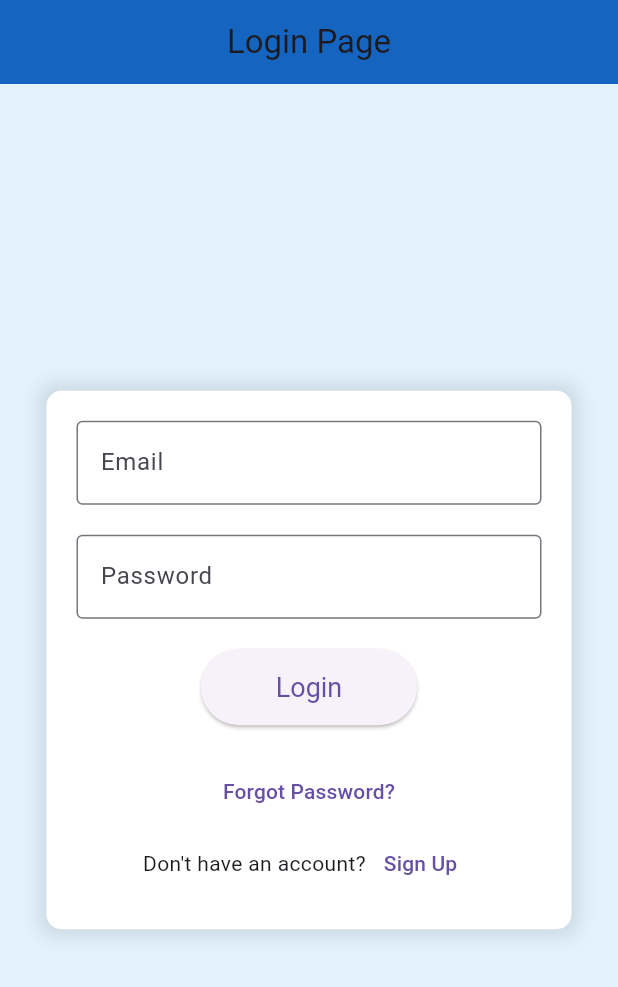
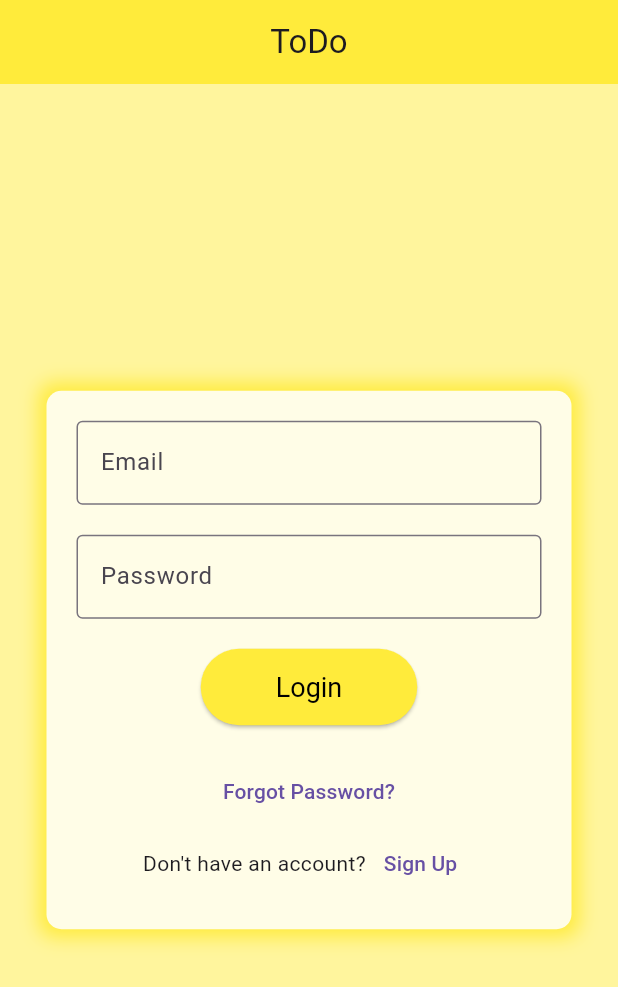
Before and after one commit to gluon007/Todo, a Flutter app: the screen it shows after launch, on a phone screen of 412 x 824 dp. Shown: the top 987 px of the screen. Run offline on Flutter 3.47's test engine with Material 3 defaults, Android fonts, the phone set to English and light mode, and no system bars; our stand-ins replace firebase_core, flutter_slidable; accounts and stored records are empty; statements that could not run were skipped.

Commit message:
changed colouring of the webapp

```diff
--- a/todo/lib/pages/login.dart
+++ b/todo/lib/pages/login.dart
@@ -45,22 +45,22 @@ class _LoginPageState extends State<LoginPage> {
   @override
   Widget build(BuildContext context) {
     return Scaffold(
-      backgroundColor: Colors.blue[50],
+      backgroundColor: Colors.yellow[200],
       appBar: AppBar(
-        title: const Text('Login Page'),
+        title: const Text('ToDo'),
         centerTitle: true,
-        backgroundColor: Colors.blue[800],
+        backgroundColor: Colors.yellow[500],
       ),
       body: Center(
         child: Container(
           width: 350,
           padding: const EdgeInsets.all(20.0),
           decoration: BoxDecoration(
-            color: Colors.white,
+            color: Colors.yellow[50],
             borderRadius: BorderRadius.circular(10),
-            boxShadow: [
+            boxShadow: const [
               BoxShadow(
-                color: Colors.black.withOpacity(0.1),
+                color: Colors.yellow,
                 blurRadius: 10,
                 spreadRadius: 5,
               ),
@@ -88,12 +88,17 @@ class _LoginPageState extends State<LoginPage> {
               const SizedBox(height: 20),
               ElevatedButton(
                 onPressed: _login,
-                style: ElevatedButton.styleFrom(
+                style: ElevatedButton.
+
+                styleFrom(
+                  backgroundColor: Colors.yellow[500],
                   padding:
                       const EdgeInsets.symmetric(horizontal: 50, vertical: 15),
                   textStyle: const TextStyle(fontSize: 18),
+
                 ),
-                child: const Text('Login'),
+                child: const Text('Login',
+                style: TextStyle(color: Colors.black),),
               ),
               const SizedBox(height: 20),
               TextButton(
```
